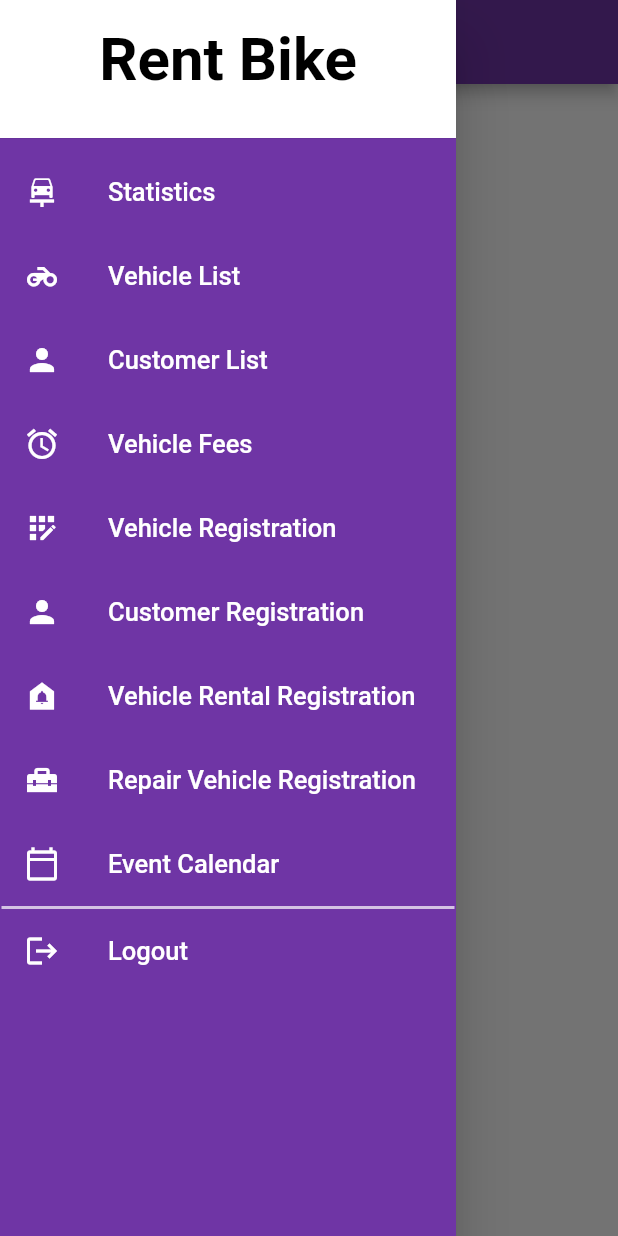
After one commit to phanmainhuy/CauVongStoreMobile, a Flutter app: the HomePage screen opened directly, with the side drawer open, on a phone screen of 412 x 824 dp. The commit adds this screen. Run offline on Flutter 3.47's test engine with Material 2 defaults, Android fonts, the phone set to English and light mode, and no system bars; our stand-ins replace shared_preferences; accounts and stored records are empty.

Commit message:
add home page and profile page

```diff
--- a/lib/src/components/rounded_input_field.dart
+++ b/lib/src/components/rounded_input_field.dart
@@ -29,7 +29,7 @@ class RoundedInputField extends StatelessWidget {
       decoration: InputDecoration(
         contentPadding: EdgeInsets.zero,
         filled: true,
-        fillColor: Colors.white,
+        fillColor: AppColor.green,
         prefixIcon: Icon(
           icon,
           color: AppColor.blue,
--- a/lib/src/screen/home/home_page.dart
+++ b/lib/src/screen/home/home_page.dart
@@ -1,4 +1,7 @@
 import 'package:flutter/material.dart';
+
+import '../../resources/app_color.dart';
+import 'nav_drawer_widget.dart';
 
 class HomePage extends StatefulWidget {
   const HomePage({ Key? key }) : super(key: key);
@@ -10,6 +13,13 @@ class HomePage extends StatefulWidget {
 class _HomePageState extends State<HomePage> {
   @override
   Widget build(BuildContext context) {
-    return const Placeholder();
+    return Scaffold(
+      appBar: AppBar(
+        title: Text('Home Page'),
+        backgroundColor: AppColor.kPrimaryColor,
+      ),
+      drawer: NavDrawerWidget(),
+      // body: _buildCard(),
+    );
   }
 }
--- /dev/null
+++ b/lib/src/screen/home/nav_drawer_widget.dart
@@ -0,0 +1,197 @@
+import 'package:cauvongstore_mobile/src/screen/login/login_page.dart';
+import 'package:flutter/material.dart';
+import 'package:flutter/services.dart';
+
+import '../../resources/app_color.dart';
+
+
+class NavDrawerWidget extends StatelessWidget {
+  final padding = const EdgeInsets.symmetric(horizontal: 20);
+  @override
+  Widget build(BuildContext context) {
+    return Drawer(
+        child: AnnotatedRegion<SystemUiOverlayStyle>(
+          value: const SystemUiOverlayStyle(
+            //statusBarColor: Colors.black,
+            // For Android.
+            // Use [light] for white status bar and [dark] for black status bar.
+            statusBarIconBrightness: Brightness.light,
+            // For iOS.
+            // Use [dark] for white status bar and [light] for black status bar.
+            statusBarBrightness: Brightness.light,
+            systemNavigationBarColor: AppColor.kPrimaryColor,
+          ),
+      child: Material (
+        color: AppColor.kPrimaryColor,
+        child: ListView(
+          children: <Widget> [
+            SizedBox(
+              height: 100,
+              child: DrawerHeader (
+                decoration: BoxDecoration(
+                  // gradient: LinearGradient (colors: <Color>[
+                  //   Colors.white,
+                  //   Colors.blueGrey,
+                  // ])
+                  color: Colors.white,
+                ), child: Text (
+                  'Rent Bike',
+                  textAlign: TextAlign.center,
+                  style: TextStyle (
+                      color: Colors.black,
+                      fontWeight:FontWeight.w600,
+                      fontSize: 40,
+                  ),
+              ),
+              ),
+            ),
+            //const SizedBox (height: 10),
+            //padding:padding,
+            buildMenuItem(
+              text: 'Statistics',
+              icon: Icons.car_repair,
+              onClicked: () => selectedItem (context,0),
+            ),
+            //const SizedBox (height: 20),
+            buildMenuItem(
+              text:"Vehicle List",
+              icon: Icons.motorcycle,
+              onClicked: () => selectedItem (context,1),
+            ),
+            //const SizedBox (height: 20),
+            buildMenuItem(
+              text: "Customer List",
+              icon: Icons.person,
+              onClicked: () => selectedItem (context,2),
+            ),
+            //const SizedBox (height: 20),
+            buildMenuItem(
+              text: "Vehicle Fees",
+              icon: Icons.alarm,
+              onClicked: () => selectedItem (context,3),
+            ),
+            //const SizedBox (height: 20),
+            buildMenuItem(
+              text: "Vehicle Registration",
+              icon: Icons.app_registration,
+              onClicked: () => selectedItem (context,4),
+            ),
+            //const SizedBox (height: 10),
+            buildMenuItem(
+              text: "Customer Registration",
+              icon:Icons.person,
+              onClicked: () => selectedItem (context,5),
+            ),
+            //const SizedBox (height: 20),
+            buildMenuItem(
+              text: "Vehicle Rental Registration",
+              icon:Icons.doorbell,
+              onClicked: () => selectedItem (context,6),
+            ),
+            //const SizedBox (height: 20),
+            buildMenuItem(
+              text: "Repair Vehicle Registration",
+              icon:  Icons.home_repair_service,
+              onClicked: () => selectedItem (context,7),
+            ),
+
+            buildMenuItem(
+              text: "Event Calendar",
+              icon: Icons.calendar_today_outlined,
+              onClicked: () => selectedItem (context,8),
+            ),
+            SizedBox(
+              height: 2.0,
+              child: new Center(
+                child: new Container(
+                  margin: new EdgeInsetsDirectional.only(start: 1.0, end: 1.0),
+                  height: 5.0,
+                  color: Colors.white70,
+                ),
+              ),
+            ),
+            buildMenuItem(
+              text: "Logout",
+              icon: Icons.logout,
+              onClicked: () => selectedItem (context,9),
+            ),
+          ],
+        ),
+      ),
+        ),
+    );
+  }
+
+
+  Widget buildMenuItem({required String text, required IconData icon,VoidCallback ?onClicked})
+  {
+      final color = Colors.white;
+      final hoverColor = Colors.white70;
+
+      return ListTile(
+        leading: Icon (icon, color: color),
+        title: Text(text, style: TextStyle(
+            fontSize: 17,
+            color: color,
+        )),
+        hoverColor: hoverColor,
+        onTap: onClicked,
+      );
+  }
+}
+
+void selectedItem(BuildContext context, int index) {
+  Navigator.of(context).pop();
+  switch (index) {
+    case 0:
+      Navigator.of(context ).push(MaterialPageRoute(
+        builder: (context) => const LoginPage(),
+      ));
+      break;
+    case 1:
+      Navigator.of(context ).push(MaterialPageRoute(
+        builder: (context) => const LoginPage(),
+      ));
+      break;
+    case 2:
+      Navigator.of(context ).push(MaterialPageRoute(
+        builder: (context) => const LoginPage(),
+      ));
+      break;
+    case 3:
+      Navigator.of(context ).push(MaterialPageRoute(
+        builder: (context) => const LoginPage(),
+      ));
+      break;
+    case 4:
+      Navigator.of(context ).push(MaterialPageRoute(
+        builder: (context) => const LoginPage(),
+      ));
+      break;
+    case 5:
+      Navigator.of(context ).push(MaterialPageRoute(
+        builder: (context) => const LoginPage(),
+      ));
+      break;
+    case 6:
+      Navigator.of(context ).push(MaterialPageRoute(
+        builder: (context) => const LoginPage(),
+      ));
+      break;
+    case 7:
+      Navigator.of(context ).push(MaterialPageRoute(
+        builder: (context) => const LoginPage(),
+      ));
+      break;
+    case 8:
+      Navigator.of(context ).push(MaterialPageRoute(
+        builder: (context) => const LoginPage(),
+      ));
+      break;
+    case 9:
+      Navigator.of(context ).push(MaterialPageRoute(
+        builder: (context) => const LoginPage(),
+      ));
+      break;
+  }
+}
--- a/lib/src/screen/login/login_page.dart
+++ b/lib/src/screen/login/login_page.dart
@@ -7,7 +7,7 @@ import 'package:cauvongstore_mobile/src/utils/validator.dart';
 import 'package:flutter/material.dart';
 
 class LoginPage extends StatelessWidget {
-  LoginPage({Key? key}) : super(key: key);
+  const LoginPage({Key? key}) : super(key: key);
   // TextEditingController password;
   // TextEditingController email;
   // GlobalKey<FormState> formKey;
@@ -16,7 +16,7 @@ class LoginPage extends StatelessWidget {
   Widget build(BuildContext context) {
     Size size = MediaQuery.of(context).size;
     return Scaffold(
-      backgroundColor: AppColor.yellow,
+      backgroundColor: Colors.white,
       body: Center(
         child: SingleChildScrollView(
           child: Form(
```
Also changed, not shown: lib/src/components/search_field.dart (added, +50 -0 lines), lib/src/screen/profile/profile_page.dart (added, +15 -0 lines).
